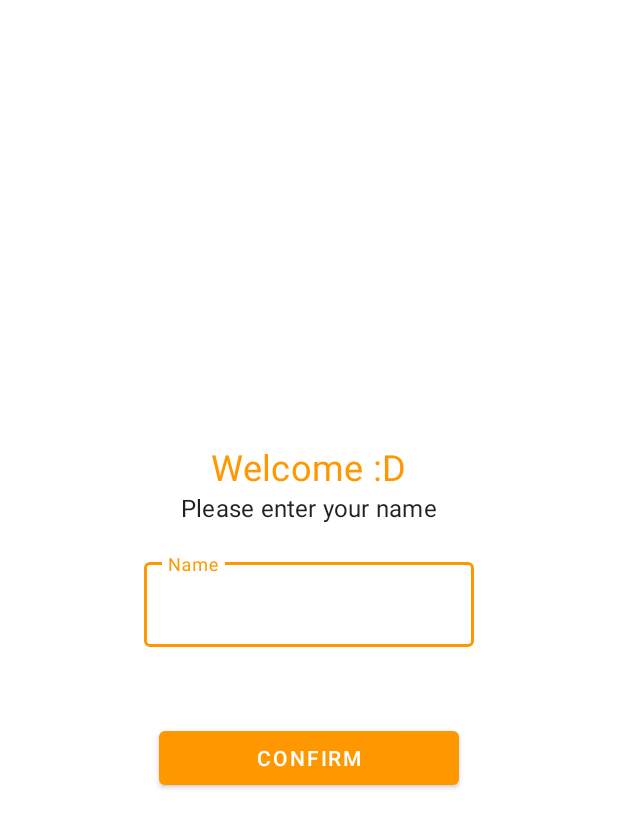
After one commit to brizoalejandro/chat-app, an Android app: the layout fragment_enter_name.xml on its own in the app's theme, with its tools: preview values and no code run, on a phone screen of 412 x 824 dp. The commit adds this screen. Shown: the top 828 px of the screen. Run offline under Robolectric (Android 15) with nearby library versions, the phone set to English and light mode, and no system bars.

Commit message:
Changed the way to request name for user

```diff
--- a/app/src/main/java/com/brizoalejandro/chatapp/extensions/FirebaseUserExt.kt
+++ b/app/src/main/java/com/brizoalejandro/chatapp/extensions/FirebaseUserExt.kt
@@ -3,6 +3,6 @@ package com.brizoalejandro.chatapp.extensions
 import com.brizoalejandro.chatapp.data.User
 import com.google.firebase.auth.FirebaseUser
 
-fun FirebaseUser.toUser(name: String): User {
-    return User(this.uid, this.email!!, name, "default")
+fun FirebaseUser.toUser(): User {
+    return User(this.uid, this.email!!, "anonymous", "default")
 }
--- a/app/src/main/java/com/brizoalejandro/chatapp/views/auth/AuthActivity.kt
+++ b/app/src/main/java/com/brizoalejandro/chatapp/views/auth/AuthActivity.kt
@@ -16,7 +16,6 @@ import java.lang.ref.WeakReference
 
 class AuthActivity : AppCompatActivity(), KoinComponent {
 
-    private var nameInput: EditText? = null
     private var emailInput: EditText? = null
     private var passwordInput: EditText? = null
 
@@ -27,7 +26,6 @@ class AuthActivity : AppCompatActivity(), KoinComponent {
         super.onCreate(savedInstanceState)
         setContentView(R.layout.activity_auth)
 
-        nameInput = name_input.editText
         emailInput = email_input.editText
         passwordInput = password_input.editText
 
@@ -35,7 +33,6 @@ class AuthActivity : AppCompatActivity(), KoinComponent {
             it.setOnClickListener {
                 loading_layout?.visibility = View.VISIBLE
                 authPresenter.createUser(
-                    nameInput?.text.toString(),
                     emailInput?.text.toString(),
                     passwordInput?.text.toString(),
                     WeakReference(this)
--- a/app/src/main/java/com/brizoalejandro/chatapp/views/auth/AuthInterface.kt
+++ b/app/src/main/java/com/brizoalejandro/chatapp/views/auth/AuthInterface.kt
@@ -8,8 +8,7 @@ import java.lang.ref.WeakReference
 
 interface AuthInterface {
 
-    fun createUser(name: String,
-                   email: String,
+    fun createUser(email: String,
                    password: String,
                    activity: WeakReference<Activity>): Promise<FirebaseUser?, Exception>
 
--- a/app/src/main/java/com/brizoalejandro/chatapp/views/auth/AuthPresenter.kt
+++ b/app/src/main/java/com/brizoalejandro/chatapp/views/auth/AuthPresenter.kt
@@ -14,11 +14,10 @@ class AuthPresenter: AuthInterface, KoinComponent {
     private val authService: AuthService = get()
 
 
-    override fun createUser(name: String,
-                            email: String,
+    override fun createUser(email: String,
                             password: String,
                             activity: WeakReference<Activity>): Promise<FirebaseUser?, Exception> {
-        return authService.createUser(name, email, password, activity)
+        return authService.createUser(email, password, activity)
     }
 
     override fun isLoggedIn(): Boolean {
--- /dev/null
+++ b/app/src/main/res/layout/fragment_enter_name.xml
@@ -0,0 +1,69 @@
+<?xml version="1.0" encoding="utf-8"?>
+
+<androidx.constraintlayout.widget.ConstraintLayout
+    xmlns:android="http://schemas.android.com/apk/res/android"
+    xmlns:app="http://schemas.android.com/apk/res-auto"
+    android:id="@+id/edit_name_fragm"
+    android:layout_width="300dp"
+    android:layout_height="wrap_content"
+    android:padding="40dp"
+    android:layout_gravity="center"
+    android:orientation="vertical">
+
+    <TextView
+        android:id="@+id/welcome"
+        android:text="@string/welcome"
+        android:layout_width="wrap_content"
+        android:layout_height="wrap_content"
+        android:textColor="@color/colorPrimary"
+        android:textSize="24sp"
+        app:layout_constraintTop_toTopOf="parent"
+        app:layout_constraintLeft_toLeftOf="parent"
+        app:layout_constraintRight_toRightOf="parent"
+        style="@style/MaterialAlertDialog.MaterialComponents.Title.Text"/>
+
+    <TextView
+        android:id="@+id/your_name"
+        android:text="@string/enter_name"
+        android:layout_width="wrap_content"
+        android:layout_height="wrap_content"
+        app:layout_constraintTop_toBottomOf="@id/welcome"
+        app:layout_constraintLeft_toLeftOf="parent"
+        app:layout_constraintRight_toRightOf="parent"
+        style="@style/MaterialAlertDialog.MaterialComponents.Title.Text"/>
+
+
+    <com.google.android.material.textfield.TextInputLayout
+        android:id="@+id/name_input"
+        android:layout_width="0dp"
+        android:layout_height="wrap_content"
+        android:hint="@string/name_field"
+        android:layout_marginTop="20dp"
+        app:layout_constraintTop_toBottomOf="@id/your_name"
+        app:layout_constraintLeft_toLeftOf="parent"
+        app:layout_constraintRight_toRightOf="parent"
+        style="@style/Widget.MaterialComponents.TextInputLayout.OutlinedBox">
+
+        <com.google.android.material.textfield.TextInputEditText
+            android:layout_width="match_parent"
+            android:layout_height="wrap_content"
+            android:maxLines="1"/>
+
+    </com.google.android.material.textfield.TextInputLayout>
+
+    <Button
+        android:id="@+id/confirm_btn"
+        android:layout_width="0dp"
+        android:layout_height="wrap_content"
+        android:layout_marginTop="50dp"
+        android:layout_marginLeft="10dp"
+        android:layout_marginRight="10dp"
+        android:text="Confirm"
+        app:layout_constraintTop_toBottomOf="@id/name_input"
+        app:layout_constraintLeft_toLeftOf="parent"
+        app:layout_constraintRight_toRightOf="parent"
+        style="@style/Widget.MaterialComponents.Button" />
+
+
+
+</androidx.constraintlayout.widget.ConstraintLayout>
--- a/app/src/main/res/values/strings.xml
+++ b/app/src/main/res/values/strings.xml
@@ -1,12 +1,13 @@
 <resources>
     <string name="app_name">Chat App</string>
 
+    <string name="welcome">Welcome :D</string>
+    <string name="enter_name">Please enter your name</string>
     <string name="name_field">Name</string>
     <string name="email_field">Email</string>
     <string name="password_field">Password</string>
     <string name="register_btn_text">Enter</string>
 
-    <!-- TODO: Remove or change this placeholder text -->
     <string name="hello_blank_fragment">Hello blank fragment</string>
 
 </resources>
```
Also changed, not shown: app/src/main/java/com/brizoalejandro/chatapp/fragments/dialog/EnterNameFragment.kt (added, +68 -0 lines), app/src/main/java/com/brizoalejandro/chatapp/services/AuthService.kt (+4 -5 lines), app/src/main/java/com/brizoalejandro/chatapp/services/RepositoryService.kt (+59 -0 lines), app/src/main/java/com/brizoalejandro/chatapp/viewmodels/MainViewModel.kt (added, +37 -0 lines), app/src/main/java/com/brizoalejandro/chatapp/views/main/MainActivity.kt (+36 -0 lines), app/src/main/res/layout/activity_auth.xml (+1 -18 lines).
